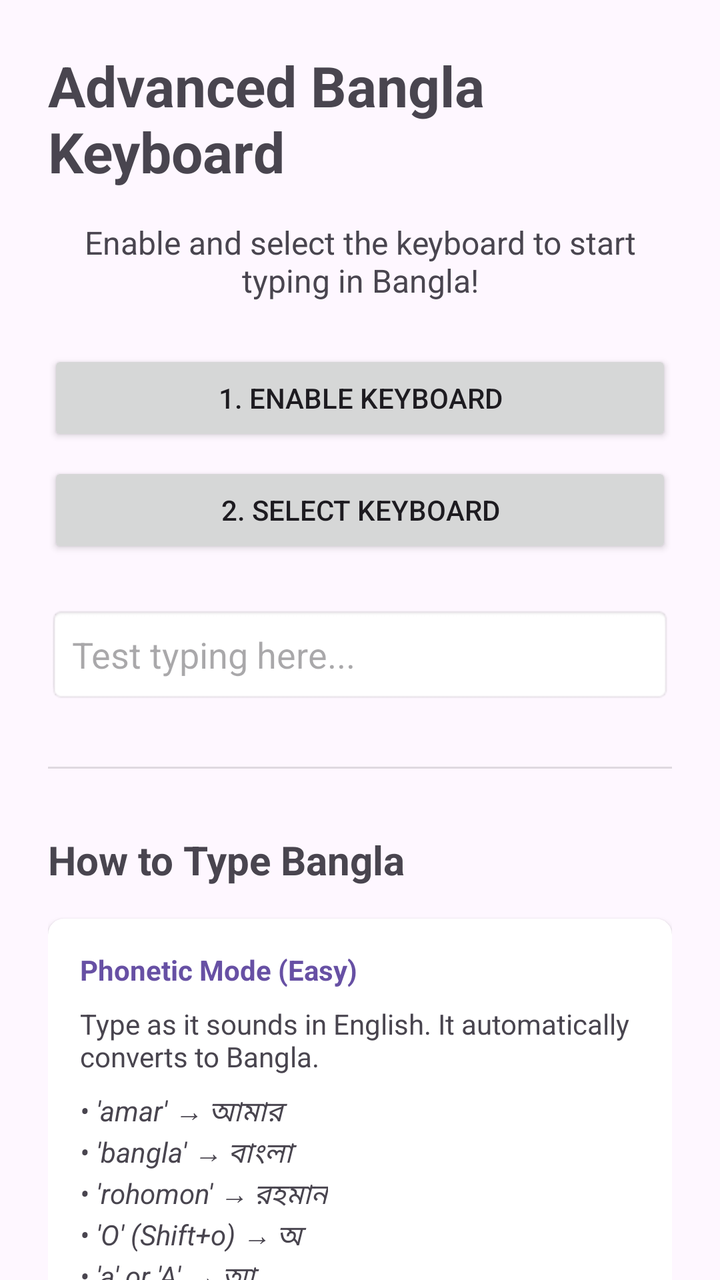
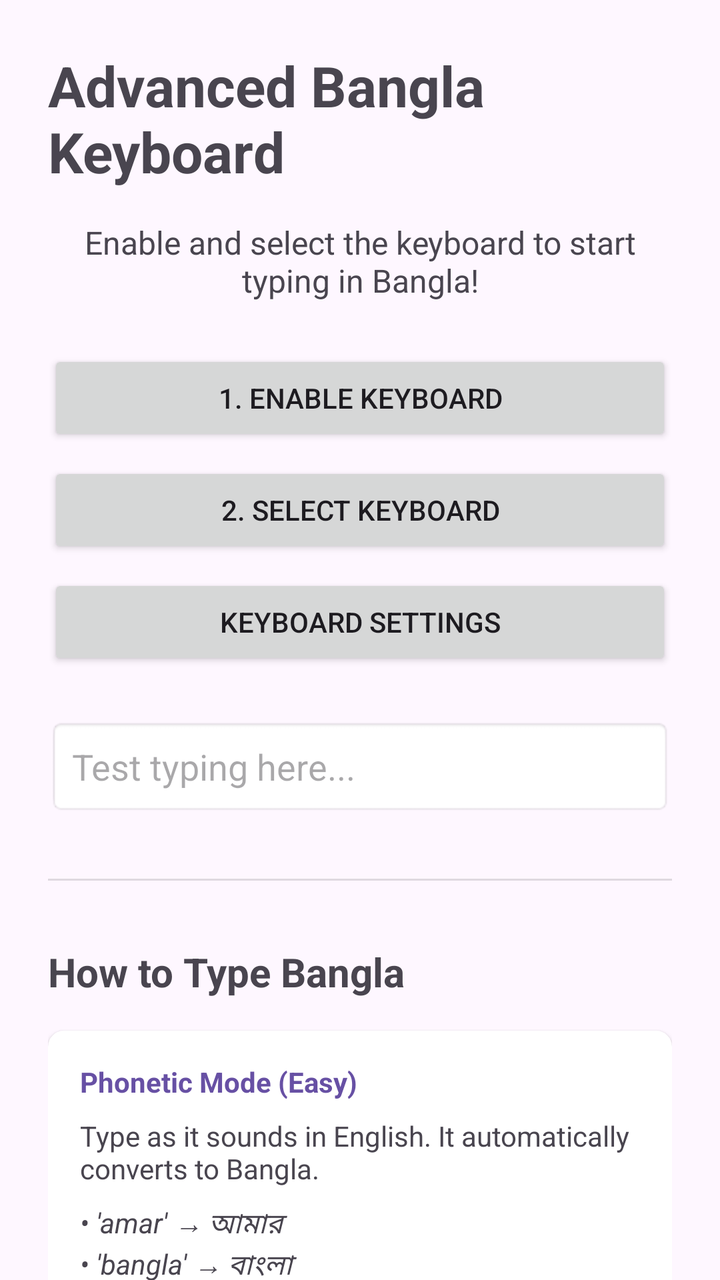

Screens rendered from an Android XML layout before and after an edit, with the pre-edit source and the edit as a unified diff.
<!-- AndroidManifest.xml: activity theme Theme.Keyboard -->
<!-- res/layout/activity_main.xml -->
<?xml version="1.0" encoding="utf-8"?>
<androidx.core.widget.NestedScrollView xmlns:android="http://schemas.android.com/apk/res/android"
    xmlns:app="http://schemas.android.com/apk/res-auto"
    android:layout_width="match_parent"
    android:layout_height="match_parent"
    android:background="?android:attr/windowBackground">

    <LinearLayout
        android:layout_width="match_parent"
        android:layout_height="wrap_content"
        android:orientation="vertical"
        android:padding="24dp">

        <TextView
            android:layout_width="wrap_content"
            android:layout_height="wrap_content"
            android:layout_gravity="center"
            android:text="@string/ime_name"
            android:textSize="28sp"
            android:textStyle="bold" />

        <TextView
            android:layout_width="wrap_content"
            android:layout_height="wrap_content"
            android:layout_marginTop="16dp"
            android:gravity="center"
            android:text="Enable and select the keyboard to start typing in Bangla!"
            android:textSize="16sp" />

        <Button
            android:id="@+id/btn_enable"
            android:layout_width="match_parent"
            android:layout_height="wrap_content"
            android:layout_marginTop="24dp"
            android:text="1. Enable Keyboard" />

        <Button
            android:id="@+id/btn_select"
            android:layout_width="match_parent"
            android:layout_height="wrap_content"
            android:layout_marginTop="8dp"
            android:text="2. Select Keyboard" />

        <EditText
            android:id="@+id/et_test"
            android:layout_width="match_parent"
            android:layout_height="wrap_content"
            android:layout_marginTop="24dp"
            android:hint="Test typing here..."
            android:padding="12dp"
            android:background="@android:drawable/editbox_background" />

        <View
            android:layout_width="match_parent"
            android:layout_height="1dp"
            android:layout_marginVertical="32dp"
            android:background="?android:attr/dividerVertical" />

        <TextView
            android:layout_width="wrap_content"
            android:layout_height="wrap_content"
            android:text="How to Type Bangla"
            android:textSize="20sp"
            android:textStyle="bold" />

        
        <androidx.cardview.widget.CardView
            android:layout_width="match_parent"
            android:layout_height="wrap_content"
            android:layout_marginTop="16dp"
            app:cardCornerRadius="8dp"
            app:cardElevation="2dp">

            <LinearLayout
                android:layout_width="match_parent"
                android:layout_height="wrap_content"
                android:orientation="vertical"
                android:padding="16dp">

                <TextView
                    android:layout_width="wrap_content"
                    android:layout_height="wrap_content"
                    android:text="Phonetic Mode (Easy)"
                    android:textColor="?android:attr/colorPrimary"
                    android:textStyle="bold" />

                <TextView
                    android:layout_width="wrap_content"
                    android:layout_height="wrap_content"
                    android:layout_marginTop="8dp"
                    android:text="Type as it sounds in English. It automatically converts to Bangla." />

                <TextView
                    android:layout_width="wrap_content"
                    android:layout_height="wrap_content"
                    android:layout_marginTop="8dp"
                    android:text="• 'amar' → আমার\n• 'bangla' → বাংলা\n• 'rohomon' → রহমান\n• 'O' (Shift+o) → অ\n• 'a' or 'A' → আ"
                    android:textStyle="italic" />
                <TextView
                    android:layout_width="wrap_content"
                    android:layout_height="wrap_content"
                    android:layout_marginTop="8dp"
                    android:text="Special Marks"
                    android:textColor="?android:attr/colorPrimary"
                    android:textStyle="bold" />

                <TextView
                    android:layout_width="wrap_content"
                    android:layout_height="wrap_content"
                    android:layout_marginTop="4dp"
                    android:textSize="14sp"
                    android:text="^ (Shift+6) = ঁ (Chandrabindu)\nNG (Shift+ng) = ং (Anusvara)\n: = ঃ (Visarga)" />
            </LinearLayout>
        </androidx.cardview.widget.CardView>

        
        <androidx.cardview.widget.CardView
            android:layout_width="match_parent"
            android:layout_height="wrap_content"
            android:layout_marginTop="16dp"
            app:cardCornerRadius="8dp"
            app:cardElevation="2dp">

            <LinearLayout
                android:layout_width="match_parent"
                android:layout_height="wrap_content"
                android:orientation="vertical"
                android:padding="16dp">

                <TextView
                    android:layout_width="wrap_content"
                    android:layout_height="wrap_content"
                    android:text="Probhat Layout Mode"
                    android:textColor="?android:attr/colorPrimary"
                    android:textStyle="bold" />

                <TextView
                    android:layout_width="wrap_content"
                    android:layout_height="wrap_content"
                    android:layout_marginTop="8dp"
                    android:text="A fixed layout where each key represents a specific Bangla character." />

                <TextView
                    android:layout_width="wrap_content"
                    android:layout_height="wrap_content"
                    android:layout_marginTop="8dp"
                    android:text="• 'f' → া  |  Shift+'f' → অ\n• 'a' → ু  |  Shift+'a' → ূ\n• 's' → ৃ  |  Shift+'s' → ষ\n• 'v' → র  |  Shift+'v' → ভ"
                    android:textStyle="italic" />
                <TextView
                    android:layout_width="wrap_content"
                    android:layout_height="wrap_content"
                    android:layout_marginTop="8dp"
                    android:text="Special Marks"
                    android:textColor="?android:attr/colorPrimary"
                    android:textStyle="bold" />

                <TextView
                    android:layout_width="wrap_content"
                    android:layout_height="wrap_content"
                    android:layout_marginTop="4dp"
                    android:textSize="14sp"
                    android:text="^ (Shift+6) = ঁ (Chandrabindu)\nNG (Shift+ng) = ং (Anusvara)\n: = ঃ (Visarga)" />
            </LinearLayout>
        </androidx.cardview.widget.CardView>

        <TextView
            android:layout_width="wrap_content"
            android:layout_height="wrap_content"
            android:layout_marginTop="24dp"
            android:text="Phonetic Key Mapping Reference"
            android:textSize="20sp"
            android:textStyle="bold" />

        <androidx.cardview.widget.CardView
            android:layout_width="match_parent"
            android:layout_height="wrap_content"
            android:layout_marginTop="16dp"
            app:cardCornerRadius="8dp"
            app:cardElevation="2dp">

            <LinearLayout
                android:layout_width="match_parent"
                android:layout_height="wrap_content"
                android:orientation="vertical"
                android:padding="16dp">

                <TextView
                    android:layout_width="wrap_content"
                    android:layout_height="wrap_content"
                    android:text="Vowels &amp; Signs"
                    android:textColor="?android:attr/colorPrimary"
                    android:textStyle="bold" />

                <TableLayout
                    android:layout_width="match_parent"
                    android:layout_height="wrap_content"
                    android:layout_marginTop="8dp"
                    android:stretchColumns="1">

                    <TableRow>
                        <TextView android:text="a, A" android:textStyle="bold" android:paddingRight="16dp"/>
                        <TextView android:text="আ (া)" />
                    </TableRow>
                    <TableRow>
                        <TextView android:text="i" android:textStyle="bold" />
                        <TextView android:text="ই (ি)" />
                    </TableRow>
                    <TableRow>
                        <TextView android:text="I (Shift+i)" android:textStyle="bold" />
                        <TextView android:text="ঈ (ী)" />
                    </TableRow>
                    <TableRow>
                        <TextView android:text="u" android:textStyle="bold" />
                        <TextView android:text="উ (ু)" />
                    </TableRow>
                    <TableRow>
                        <TextView android:text="U (Shift+u)" android:textStyle="bold" />
                        <TextView android:text="ঊ (ূ)" />
                    </TableRow>
                    <TableRow>
                        <TextView android:text="e, E" android:textStyle="bold" />
                        <TextView android:text="এ (ে)" />
                    </TableRow>
                    <TableRow>
                        <TextView android:text="o" android:textStyle="bold" />
                        <TextView android:text="ও" />
                    </TableRow>
                    <TableRow>
                        <TextView android:text="O (Shift+o)" android:textStyle="bold" />
                        <TextView android:text="অ (ো)" />
                    </TableRow>
                </TableLayout>

                <TextView
                    android:layout_width="wrap_content"
                    android:layout_height="wrap_content"
                    android:layout_marginTop="16dp"
                    android:text="Consonants (Common)"
                    android:textColor="?android:attr/colorPrimary"
                    android:textStyle="bold" />

                <TextView
                    android:layout_width="wrap_content"
                    android:layout_height="wrap_content"
                    android:layout_marginTop="4dp"
                    android:textSize="14sp"
                    android:text="k=ক, g=গ, c/ch=চ, j=জ, t=ত, T=ট, d=দ, D=ড, n=ন, N=ণ, p=প, b=ব, m=ম, r=র, l=ল, s=স, sh=শ, ss=ষ, h=হ" />

                <TextView
                    android:layout_width="wrap_content"
                    android:layout_height="wrap_content"
                    android:layout_marginTop="8dp"
                    android:text="Special Consonants"
                    android:textColor="?android:attr/colorPrimary"
                    android:textStyle="bold" />

                <TextView
                    android:layout_width="wrap_content"
                    android:layout_height="wrap_content"
                    android:layout_marginTop="4dp"
                    android:textSize="14sp"
                    android:text="kh=খ, gh=ঘ, chh=ছ, jh=ঝ, th=ত, Th=ঠ, dh=দ, Dh=ঢ, ph/f=ফ, bh/v=ভ, y=য়, w=ওয়, ng=ঙ, ksh=ক্ষ" />

                <TextView
                    android:layout_width="wrap_content"
                    android:layout_height="wrap_content"
                    android:layout_marginTop="8dp"
                    android:text="Special Marks"
                    android:textColor="?android:attr/colorPrimary"
                    android:textStyle="bold" />

                <TextView
                    android:layout_width="wrap_content"
                    android:layout_height="wrap_content"
                    android:layout_marginTop="4dp"
                    android:textSize="14sp"
                    android:text="^ (Shift+6) = ঁ (Chandrabindu)\nNG (Shift+ng) = ং (Anusvara)\n: = ঃ (Visarga)" />
            </LinearLayout>
        </androidx.cardview.widget.CardView>

        <TextView
            android:layout_width="wrap_content"
            android:layout_height="wrap_content"
            android:layout_marginTop="24dp"
            android:text="Complex &amp; Combined Characters"
            android:textSize="20sp"
            android:textStyle="bold" />

        <androidx.cardview.widget.CardView
            android:layout_width="match_parent"
            android:layout_height="wrap_content"
            android:layout_marginTop="16dp"
            app:cardCornerRadius="8dp"
            app:cardElevation="2dp">

            <LinearLayout
                android:layout_width="match_parent"
                android:layout_height="wrap_content"
                android:orientation="vertical"
                android:padding="16dp">

                <TextView
                    android:layout_width="wrap_content"
                    android:layout_height="wrap_content"
                    android:text="Phonetic Conjuncts"
                    android:textColor="?android:attr/colorPrimary"
                    android:textStyle="bold" />

                <TextView
                    android:layout_width="wrap_content"
                    android:layout_height="wrap_content"
                    android:layout_marginTop="8dp"
                    android:text="Simply type the consonants together. The engine will automatically form the conjunct." />

                <TextView
                    android:layout_width="wrap_content"
                    android:layout_height="wrap_content"
                    android:layout_marginTop="8dp"
                    android:text="• 'kk' → ক্ক\n• 'kt' → ক্ত\n• 'bd' → ব্দ\n• 'nd' → ন্দ\n• 'shonim' → শনিম\n• 'proshno' → প্রশ্ন (p+r+o+sh+n+o)"
                    android:textStyle="italic" />

                <TextView
                    android:layout_width="wrap_content"
                    android:layout_height="wrap_content"
                    android:layout_marginTop="12dp"
                    android:text="Special Rules:"
                    android:textStyle="bold" />

                <TextView
                    android:layout_width="wrap_content"
                    android:layout_height="wrap_content"
                    android:text="• 'r' + consonant → Reph (র্)\n  e.g., 'rka' → রকা (or র্ক if followed by vowel)\n• consonant + 'y' → Jafala (্য)\n  e.g., 'ky' → ক্য\n• 'ksh' → ক্ষ"
                    android:textSize="14sp" />
                <TextView
                    android:layout_width="wrap_content"
                    android:layout_height="wrap_content"
                    android:layout_marginTop="8dp"
                    android:text="Special Marks"
                    android:textColor="?android:attr/colorPrimary"
                    android:textStyle="bold" />

                <TextView
                    android:layout_width="wrap_content"
                    android:layout_height="wrap_content"
                    android:layout_marginTop="4dp"
                    android:textSize="14sp"
                    android:text="^ (Shift+6) = ঁ (Chandrabindu)\nNG (Shift+ng) = ং (Anusvara)\n: = ঃ (Visarga)" />
            </LinearLayout>
        </androidx.cardview.widget.CardView>

        <androidx.cardview.widget.CardView
            android:layout_width="match_parent"
            android:layout_height="wrap_content"
            android:layout_marginTop="16dp"
            app:cardCornerRadius="8dp"
            app:cardElevation="2dp">

            <LinearLayout
                android:layout_width="match_parent"
                android:layout_height="wrap_content"
                android:orientation="vertical"
                android:padding="16dp">

                <TextView
                    android:layout_width="wrap_content"
                    android:layout_height="wrap_content"
                    android:text="Layout Conjuncts (The 'g' key)"
                    android:textColor="?android:attr/colorPrimary"
                    android:textStyle="bold" />

                <TextView
                    android:layout_width="wrap_content"
                    android:layout_height="wrap_content"
                    android:layout_marginTop="8dp"
                    android:text="In Layout mode, use the 'g' key (্) to join two consonants." />

                <TextView
                    android:layout_width="wrap_content"
                    android:layout_height="wrap_content"
                    android:layout_marginTop="8dp"
                    android:text="Example for 'ক্ত' (k+t):\n1. Press 'j' (ক)\n2. Press 'g' (্)\n3. Press 'k' (ত)"
                    android:textStyle="italic" />

                <TextView
                    android:layout_width="wrap_content"
                    android:layout_height="wrap_content"
                    android:layout_marginTop="8dp"
                    android:text="Example for 'প্র' (p+r):\n1. Press 'r' (প)\n2. Press 'g' (্)\n3. Press 'v' (র)"
                    android:textStyle="italic" />
                <TextView
                    android:layout_width="wrap_content"
                    android:layout_height="wrap_content"
                    android:layout_marginTop="8dp"
                    android:text="Special Marks"
                    android:textColor="?android:attr/colorPrimary"
                    android:textStyle="bold" />

                <TextView
                    android:layout_width="wrap_content"
                    android:layout_height="wrap_content"
                    android:layout_marginTop="4dp"
                    android:textSize="14sp"
                    android:text="^ (Shift+6) = ঁ (Chandrabindu)\nNG (Shift+ng) = ং (Anusvara)\n: = ঃ (Visarga)" />
            </LinearLayout>
        </androidx.cardview.widget.CardView>

        
        <TextView
            android:layout_width="wrap_content"
            android:layout_height="wrap_content"
            android:layout_marginTop="24dp"
            android:text="Quick Tips"
            android:textSize="18sp"
            android:textStyle="bold" />

        <TextView
            android:layout_width="wrap_content"
            android:layout_height="wrap_content"
            android:layout_marginTop="8dp"
            android:text="• Tap the globe (🌐) icon to switch languages.\n• Tap '?123' for symbols and punctuation.\n• Numbers row is available at the top for easy access." />

        <Space
            android:layout_width="match_parent"
            android:layout_height="32dp" />

    </LinearLayout>
</androidx.core.widget.NestedScrollView>
<!-- resources referenced by this layout -->
<resources>
  <string name="ime_name">Advanced Bangla Keyboard</string>
  <style name="Theme.Keyboard" parent="Theme.Material3.DayNight.NoActionBar" />
</resources>

<!-- the commit's change to res/layout/activity_main.xml (unified diff, before → after) -->
@@ -41,6 +41,13 @@
             android:layout_marginTop="8dp"
             android:text="2. Select Keyboard" />
 
+        <Button
+            android:id="@+id/btn_settings"
+            android:layout_width="match_parent"
+            android:layout_height="wrap_content"
+            android:layout_marginTop="8dp"
+            android:text="Keyboard Settings" />
+
         <EditText
             android:id="@+id/et_test"
             android:layout_width="match_parent"
